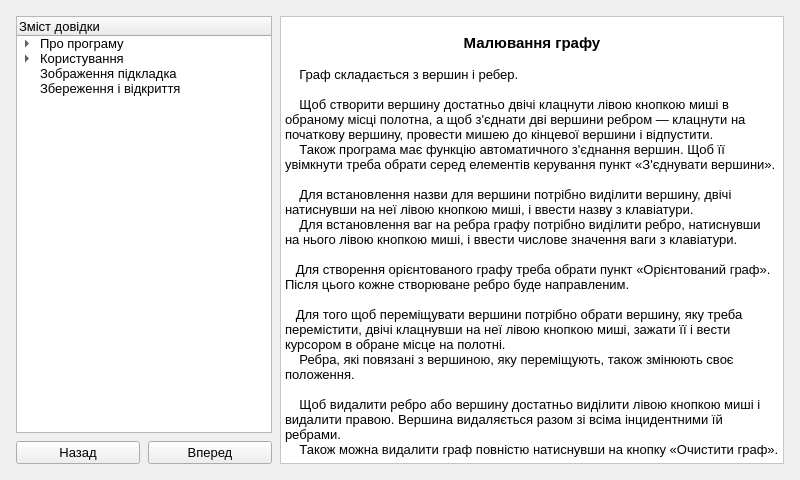
The window that graphedit/manual.ui (SnosMe/kursova) describes before a commit, drawn with Qt 5.
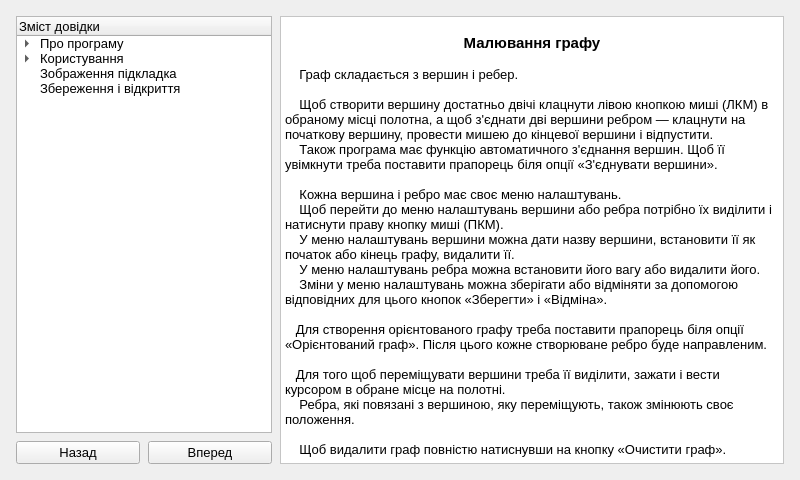
The same window after the commit. The open tabs and pages were chosen to show the change. Icons and pictures are not drawn.

Commit message: manual reloading 2

```diff
--- a/graphedit/manual.ui
+++ b/graphedit/manual.ui
@@ -298,19 +298,21 @@
 &lt;p style=&quot;-qt-paragraph-type:empty; margin-top:0px; margin-bottom:0px; margin-left:0px; margin-right:0px; -qt-block-indent:0; text-indent:0px; font-size:10pt; font-weight:600;&quot;&gt;&lt;br /&gt;&lt;/p&gt;
 &lt;p style=&quot; margin-top:0px; margin-bottom:0px; margin-left:0px; margin-right:0px; -qt-block-indent:0; text-indent:0px;&quot;&gt;&lt;span style=&quot; font-size:10pt;&quot;&gt;    Граф складається з вершин і ребер.   &lt;/span&gt;&lt;/p&gt;
 &lt;p style=&quot;-qt-paragraph-type:empty; margin-top:0px; margin-bottom:0px; margin-left:0px; margin-right:0px; -qt-block-indent:0; text-indent:0px; font-size:10pt;&quot;&gt;&lt;br /&gt;&lt;/p&gt;
-&lt;p style=&quot; margin-top:0px; margin-bottom:0px; margin-left:0px; margin-right:0px; -qt-block-indent:0; text-indent:0px;&quot;&gt;&lt;span style=&quot; font-size:10pt;&quot;&gt;    Щоб створити вершину достатньо двічі клацнути лівою кнопкою миші в обраному місці полотна, а щоб з'єднати дві вершини ребром — клацнути на початкову вершину, провести мишею до кінцевої вершини і відпустити.&lt;/span&gt;&lt;/p&gt;
-&lt;p style=&quot; margin-top:0px; margin-bottom:0px; margin-left:0px; margin-right:0px; -qt-block-indent:0; text-indent:0px;&quot;&gt;&lt;span style=&quot; font-size:10pt;&quot;&gt;    Також програма має функцію автоматичного з'єднання вершин. Щоб її увімкнути треба обрати серед елементів керування пункт «З'єднувати вершини».&lt;/span&gt;&lt;/p&gt;
+&lt;p style=&quot; margin-top:0px; margin-bottom:0px; margin-left:0px; margin-right:0px; -qt-block-indent:0; text-indent:0px;&quot;&gt;&lt;span style=&quot; font-size:10pt;&quot;&gt;    Щоб створити вершину достатньо двічі клацнути лівою кнопкою миші (ЛКМ) в обраному місці полотна, а щоб з'єднати дві вершини ребром — клацнути на початкову вершину, провести мишею до кінцевої вершини і відпустити.&lt;/span&gt;&lt;/p&gt;
+&lt;p style=&quot; margin-top:0px; margin-bottom:0px; margin-left:0px; margin-right:0px; -qt-block-indent:0; text-indent:0px;&quot;&gt;&lt;span style=&quot; font-size:10pt;&quot;&gt;    Також програма має функцію автоматичного з'єднання вершин. Щоб її увімкнути треба поставити прапорець біля опції «З'єднувати вершини».&lt;/span&gt;&lt;/p&gt;
 &lt;p style=&quot;-qt-paragraph-type:empty; margin-top:0px; margin-bottom:0px; margin-left:0px; margin-right:0px; -qt-block-indent:0; text-indent:0px; font-size:10pt;&quot;&gt;&lt;br /&gt;&lt;/p&gt;
-&lt;p style=&quot; margin-top:0px; margin-bottom:0px; margin-left:0px; margin-right:0px; -qt-block-indent:0; text-indent:0px;&quot;&gt;&lt;span style=&quot; font-size:10pt;&quot;&gt;    Для встановлення назви для вершини потрібно виділити вершину, двічі натиснувши на неї лівою кнопкою миші, і ввести назву з клавіатури.&lt;/span&gt;&lt;/p&gt;
-&lt;p style=&quot; margin-top:0px; margin-bottom:0px; margin-left:0px; margin-right:0px; -qt-block-indent:0; text-indent:0px;&quot;&gt;&lt;span style=&quot; font-size:10pt;&quot;&gt;    Для встановлення ваг на ребра графу потрібно виділити ребро, натиснувши на нього лівою кнопкою миші, і ввести числове значення ваги з клавіатури.&lt;/span&gt;&lt;/p&gt;
+&lt;p style=&quot; margin-top:0px; margin-bottom:0px; margin-left:0px; margin-right:0px; -qt-block-indent:0; text-indent:0px;&quot;&gt;&lt;span style=&quot; font-size:10pt;&quot;&gt;    &lt;/span&gt;&lt;span style=&quot; font-family:'Arial,sans-serif'; font-size:10pt;&quot;&gt;Кожна вершина і ребро має своє меню налаштувань.&lt;/span&gt;&lt;span style=&quot; font-size:8pt;&quot;&gt; &lt;/span&gt;&lt;/p&gt;
+&lt;p style=&quot; margin-top:0px; margin-bottom:0px; margin-left:0px; margin-right:0px; -qt-block-indent:0; text-indent:0px;&quot;&gt;&lt;span style=&quot; font-family:'Arial,sans-serif'; font-size:10pt;&quot;&gt;    Щоб перейти до меню налаштувань вершини або ребра потрібно їх виділити і натиснути праву кнопку миші (ПКМ).&lt;/span&gt;&lt;span style=&quot; font-size:8pt;&quot;&gt; &lt;/span&gt;&lt;/p&gt;
+&lt;p style=&quot; margin-top:0px; margin-bottom:0px; margin-left:0px; margin-right:0px; -qt-block-indent:0; text-indent:0px;&quot;&gt;&lt;span style=&quot; font-family:'Arial,sans-serif'; font-size:10pt;&quot;&gt;    У меню налаштувань вершини можна дати назву вершини, встановити її як початок або кінець графу, видалити її.&lt;/span&gt;&lt;span style=&quot; font-size:8pt;&quot;&gt; &lt;/span&gt;&lt;/p&gt;
+&lt;p style=&quot; margin-top:0px; margin-bottom:0px; margin-left:0px; margin-right:0px; -qt-block-indent:0; text-indent:0px;&quot;&gt;&lt;span style=&quot; font-family:'Arial,sans-serif'; font-size:10pt;&quot;&gt;    У меню налаштувань ребра можна встановити його вагу або видалити його.&lt;/span&gt;&lt;span style=&quot; font-size:8pt;&quot;&gt; &lt;/span&gt;&lt;/p&gt;
+&lt;p style=&quot; margin-top:0px; margin-bottom:0px; margin-left:0px; margin-right:0px; -qt-block-indent:0; text-indent:0px;&quot;&gt;&lt;span style=&quot; font-family:'Arial,sans-serif'; font-size:10pt;&quot;&gt;    Зміни у меню налаштувань можна зберігати або відміняти за допомогою відповідних для цього кнопок «Зберегти» і «Відміна».&lt;/span&gt;&lt;span style=&quot; font-size:8pt;&quot;&gt; &lt;/span&gt;&lt;/p&gt;
 &lt;p style=&quot;-qt-paragraph-type:empty; margin-top:0px; margin-bottom:0px; margin-left:0px; margin-right:0px; -qt-block-indent:0; text-indent:0px; font-size:10pt;&quot;&gt;&lt;br /&gt;&lt;/p&gt;
-&lt;p style=&quot; margin-top:0px; margin-bottom:0px; margin-left:0px; margin-right:0px; -qt-block-indent:0; text-indent:0px;&quot;&gt;&lt;span style=&quot; font-size:10pt;&quot;&gt;   Для створення орієнтованого графу треба обрати пункт «Орієнтований граф». Після цього кожне створюване ребро буде направленим.&lt;/span&gt;&lt;/p&gt;
+&lt;p style=&quot; margin-top:0px; margin-bottom:0px; margin-left:0px; margin-right:0px; -qt-block-indent:0; text-indent:0px;&quot;&gt;&lt;span style=&quot; font-size:10pt;&quot;&gt;   Для створення орієнтованого графу треба поставити прапорець біля опції «Орієнтований граф». Після цього кожне створюване ребро буде направленим.&lt;/span&gt;&lt;/p&gt;
 &lt;p style=&quot;-qt-paragraph-type:empty; margin-top:0px; margin-bottom:0px; margin-left:0px; margin-right:0px; -qt-block-indent:0; text-indent:0px; font-size:10pt;&quot;&gt;&lt;br /&gt;&lt;/p&gt;
-&lt;p style=&quot; margin-top:0px; margin-bottom:0px; margin-left:0px; margin-right:0px; -qt-block-indent:0; text-indent:0px;&quot;&gt;&lt;span style=&quot; font-size:10pt;&quot;&gt;   Для того щоб переміщувати вершини потрібно обрати вершину, яку треба перемістити, двічі клацнувши на неї лівою кнопкою миші, зажати її і вести курсором в обране місце на полотні. &lt;/span&gt;&lt;/p&gt;
+&lt;p style=&quot; margin-top:0px; margin-bottom:0px; margin-left:0px; margin-right:0px; -qt-block-indent:0; text-indent:0px;&quot;&gt;&lt;span style=&quot; font-size:10pt;&quot;&gt;   Для того щоб переміщувати вершини треба її &lt;/span&gt;&lt;span style=&quot; font-family:'Arial,sans-serif'; font-size:10pt;&quot;&gt;виділити,&lt;/span&gt;&lt;span style=&quot; font-size:10pt;&quot;&gt; зажати і вести курсором в обране місце на полотні. &lt;/span&gt;&lt;/p&gt;
 &lt;p style=&quot; margin-top:0px; margin-bottom:0px; margin-left:0px; margin-right:0px; -qt-block-indent:0; text-indent:0px;&quot;&gt;&lt;span style=&quot; font-size:10pt;&quot;&gt;    Ребра, які повязані з вершиною, яку переміщують, також змінюють своє положення.&lt;/span&gt;&lt;/p&gt;
 &lt;p style=&quot;-qt-paragraph-type:empty; margin-top:0px; margin-bottom:0px; margin-left:0px; margin-right:0px; -qt-block-indent:0; text-indent:0px; font-size:10pt;&quot;&gt;&lt;br /&gt;&lt;/p&gt;
-&lt;p style=&quot; margin-top:0px; margin-bottom:0px; margin-left:0px; margin-right:0px; -qt-block-indent:0; text-indent:0px;&quot;&gt;&lt;span style=&quot; font-size:10pt;&quot;&gt;    Щоб видалити ребро або вершину достатньо виділити лівою кнопкою миші і видалити правою. Вершина видаляється разом зі всіма інцидентними їй ребрами.&lt;/span&gt;&lt;/p&gt;
-&lt;p style=&quot; margin-top:0px; margin-bottom:0px; margin-left:0px; margin-right:0px; -qt-block-indent:0; text-indent:0px;&quot;&gt;&lt;span style=&quot; font-size:10pt;&quot;&gt;    Також можна видалити граф повністю натиснувши на кнопку «Очистити граф».&lt;/span&gt;&lt;/p&gt;&lt;/body&gt;&lt;/html&gt;</string>
+&lt;p style=&quot; margin-top:0px; margin-bottom:0px; margin-left:0px; margin-right:0px; -qt-block-indent:0; text-indent:0px;&quot;&gt;&lt;span style=&quot; font-size:10pt;&quot;&gt;    Щоб видалити граф повністю натиснувши на кнопку «Очистити граф».&lt;/span&gt;&lt;/p&gt;&lt;/body&gt;&lt;/html&gt;</string>
          </property>
         </widget>
        </item>
```
Left out of the diff: 11 changed lines with no effect on the pictures.
